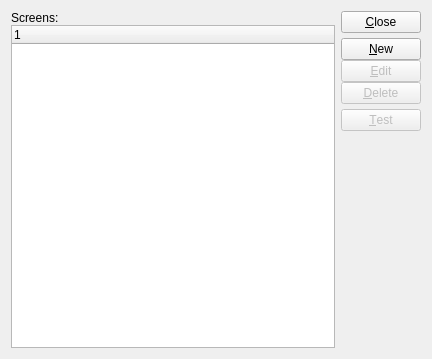
This is guiclient/uiforms.ui in knowhow/xtuple as Qt 5 draws it before an edit. The edited form follows.
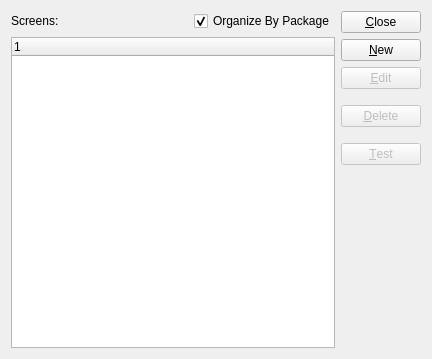
This is the edited form. Custom widgets are drawn as their Qt base class.

The edit to the form file:
```diff
--- a/guiclient/uiforms.ui
+++ b/guiclient/uiforms.ui
@@ -22,33 +22,45 @@
   </property>
    <layout class="QHBoxLayout" >
     <item>
-     <layout class="QVBoxLayout" >
-      <property name="spacing" >
-       <number>0</number>
-      </property>
-      <property name="leftMargin" >
-       <number>0</number>
-      </property>
-      <property name="topMargin" >
-       <number>0</number>
-      </property>
-      <property name="rightMargin" >
-       <number>0</number>
-      </property>
-      <property name="bottomMargin" >
-       <number>0</number>
-      </property>
+    <layout class="QVBoxLayout">
       <item>
-       <widget class="QLabel" name="_uiformLit" >
-        <property name="text" >
+      <layout class="QHBoxLayout" name="horizontalLayout">
+       <item>
+        <widget class="QLabel" name="_uiformLit">
+         <property name="text">
          <string>Screens:</string>
         </property>
        </widget>
       </item>
       <item>
-       <widget class="XTreeWidget" name="_uiform" >
-        <property name="sizePolicy" >
-         <sizepolicy vsizetype="Expanding" hsizetype="Expanding" >
+        <spacer name="horizontalSpacer">
+         <property name="orientation">
+          <enum>Qt::Horizontal</enum>
+         </property>
+         <property name="sizeHint" stdset="0">
+          <size>
+           <width>40</width>
+           <height>20</height>
+          </size>
+         </property>
+        </spacer>
+       </item>
+       <item>
+        <widget class="XCheckBox" name="_byPackage">
+         <property name="text">
+          <string>Organize By Package</string>
+         </property>
+         <property name="checked">
+          <bool>true</bool>
+         </property>
+        </widget>
+       </item>
+      </layout>
+     </item>
+     <item>
+      <widget class="XTreeWidget" name="_uiform">
+       <property name="sizePolicy">
+        <sizepolicy hsizetype="Expanding" vsizetype="Expanding">
           <horstretch>0</horstretch>
           <verstretch>0</verstretch>
          </sizepolicy>
@@ -58,22 +70,7 @@
      </layout>
     </item>
     <item>
-     <layout class="QVBoxLayout" >
-      <property name="spacing" >
-       <number>5</number>
-      </property>
-      <property name="leftMargin" >
-       <number>0</number>
-      </property>
-      <property name="topMargin" >
-       <number>0</number>
-      </property>
-      <property name="rightMargin" >
-       <number>0</number>
-      </property>
-      <property name="bottomMargin" >
-       <number>0</number>
-      </property>
+    <layout class="QVBoxLayout">
       <item>
        <widget class="QPushButton" name="_close" >
         <property name="text" >
@@ -82,32 +79,15 @@
        </widget>
       </item>
       <item>
-       <layout class="QVBoxLayout" >
-        <property name="spacing" >
-         <number>0</number>
-        </property>
-        <property name="leftMargin" >
-         <number>0</number>
-        </property>
-        <property name="topMargin" >
-         <number>0</number>
-        </property>
-        <property name="rightMargin" >
-         <number>0</number>
-        </property>
-        <property name="bottomMargin" >
-         <number>0</number>
-        </property>
-        <item>
-         <widget class="QPushButton" name="_new" >
-          <property name="text" >
+      <widget class="QPushButton" name="_new">
+       <property name="text">
            <string>&amp;New</string>
           </property>
          </widget>
         </item>
         <item>
-         <widget class="QPushButton" name="_edit" >
-          <property name="enabled" >
+      <widget class="QPushButton" name="_edit">
+       <property name="enabled">
            <bool>false</bool>
           </property>
           <property name="text" >
@@ -116,8 +96,24 @@
          </widget>
         </item>
         <item>
-         <widget class="QPushButton" name="_delete" >
-          <property name="enabled" >
+      <spacer name="verticalSpacer">
+       <property name="orientation">
+        <enum>Qt::Vertical</enum>
+       </property>
+       <property name="sizeType">
+        <enum>QSizePolicy::Fixed</enum>
+       </property>
+       <property name="sizeHint" stdset="0">
+        <size>
+         <width>20</width>
+         <height>10</height>
+        </size>
+       </property>
+      </spacer>
+     </item>
+     <item>
+      <widget class="QPushButton" name="_delete">
+       <property name="enabled">
            <bool>false</bool>
           </property>
           <property name="text" >
@@ -125,7 +121,21 @@
           </property>
          </widget>
         </item>
-       </layout>
+     <item>
+      <spacer name="verticalSpacer_2">
+       <property name="orientation">
+        <enum>Qt::Vertical</enum>
+       </property>
+       <property name="sizeType">
+        <enum>QSizePolicy::Fixed</enum>
+       </property>
+       <property name="sizeHint" stdset="0">
+        <size>
+         <width>20</width>
+         <height>10</height>
+        </size>
+       </property>
+      </spacer>
       </item>
       <item>
        <widget class="QPushButton" name="_test" >
@@ -157,9 +167,14 @@
     </item>
    </layout>
  </widget>
- <layoutdefault spacing="6" margin="11" />
+ <layoutdefault spacing="6" margin="11"/>
  <pixmapfunction>qPixmapFromMimeSource</pixmapfunction>
  <customwidgets>
+  <customwidget>
+   <class>XCheckBox</class>
+   <extends>QCheckBox</extends>
+   <header>xcheckbox.h</header>
+  </customwidget>
   <customwidget>
    <class>XTreeWidget</class>
    <extends>QTreeWidget</extends>
```
Left out of the diff: 55 changed lines with no effect on the pictures. Lines whose indentation alone changed are shown as unchanged.
